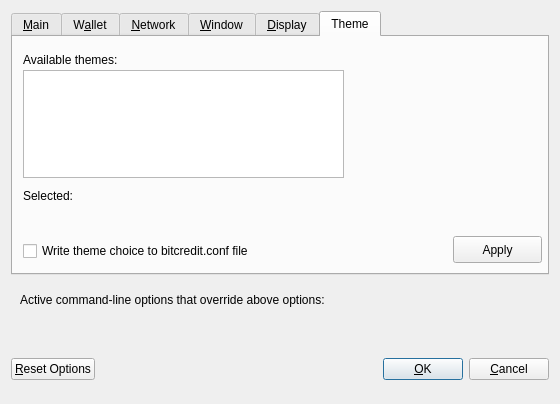
Before: the Qt Designer form src/qt/forms/optionsdialog.ui in thelonecrouton/bitcredit, drawn with Qt 5.
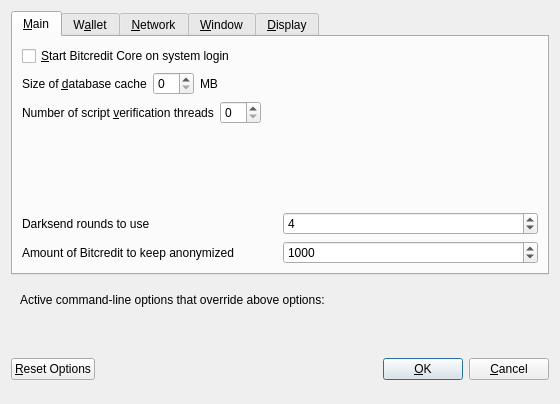
After: the same form once the commit is applied. The open tabs and pages were chosen to show the change. Custom widgets are drawn as their Qt base class.

Commit message: removed theme tab from optionsdialog until I find out why the intermittent segfaulting

What changed in the file:
```diff
--- a/src/qt/forms/optionsdialog.ui
+++ b/src/qt/forms/optionsdialog.ui
@@ -19,6 +19,9 @@
   <layout class="QVBoxLayout" name="verticalLayout">
    <item>
     <widget class="QTabWidget" name="tabWidget">
+     <property name="enabled">
+      <bool>true</bool>
+     </property>
      <property name="currentIndex">
       <number>0</number>
      </property>
@@ -700,98 +703,6 @@
        </item>
       </layout>
      </widget>
-     <widget class="QWidget" name="tab">
-      <attribute name="title">
-       <string>Theme</string>
-      </attribute>
-      <widget class="QLabel" name="label_available_themes">
-       <property name="geometry">
-        <rect>
-         <x>10</x>
-         <y>14</y>
-         <width>411</width>
-         <height>17</height>
-        </rect>
-       </property>
-       <property name="toolTip">
-        <string>Searches your-home-directory/themes folder for stylesheet files</string>
-       </property>
-       <property name="text">
-        <string>Available themes:</string>
-       </property>
-      </widget>
-      <widget class="QPushButton" name="pushButton_apply_theme">
-       <property name="geometry">
-        <rect>
-         <x>440</x>
-         <y>199</y>
-         <width>89</width>
-         <height>27</height>
-        </rect>
-       </property>
-       <property name="toolTip">
-        <string>Apply selected theme</string>
-       </property>
-       <property name="text">
-        <string>Apply</string>
-       </property>
-      </widget>
-      <widget class="QTreeView" name="tree">
-       <property name="geometry">
-        <rect>
-         <x>10</x>
-         <y>33</y>
-         <width>321</width>
-         <height>108</height>
-        </rect>
-       </property>
-       <property name="toolTip">
-        <string>Lists any available stylesheet files - *.qss or *.css - in your-home-directory/themes folder</string>
-       </property>
-      </widget>
-      <widget class="QLabel" name="test">
-       <property name="geometry">
-        <rect>
-         <x>10</x>
-         <y>172</y>
-         <width>321</width>
-         <height>18</height>
-        </rect>
-       </property>
-       <property name="text">
-        <string/>
-       </property>
-       <property name="wordWrap">
-        <bool>true</bool>
-       </property>
-      </widget>
-      <widget class="QLabel" name="label_3">
-       <property name="geometry">
-        <rect>
-         <x>10</x>
-         <y>150</y>
-         <width>141</width>
-         <height>17</height>
-        </rect>
-       </property>
-       <property name="text">
-        <string>Selected:</string>
-       </property>
-      </widget>
-      <widget class="QCheckBox" name="checkBox">
-       <property name="geometry">
-        <rect>
-         <x>10</x>
-         <y>203</y>
-         <width>321</width>
-         <height>22</height>
-        </rect>
-       </property>
-       <property name="text">
-        <string>Write theme choice to bitcredit.conf file</string>
-       </property>
-      </widget>
-     </widget>
     </widget>
    </item>
    <item>
```
The commit also changes 2 other files.
